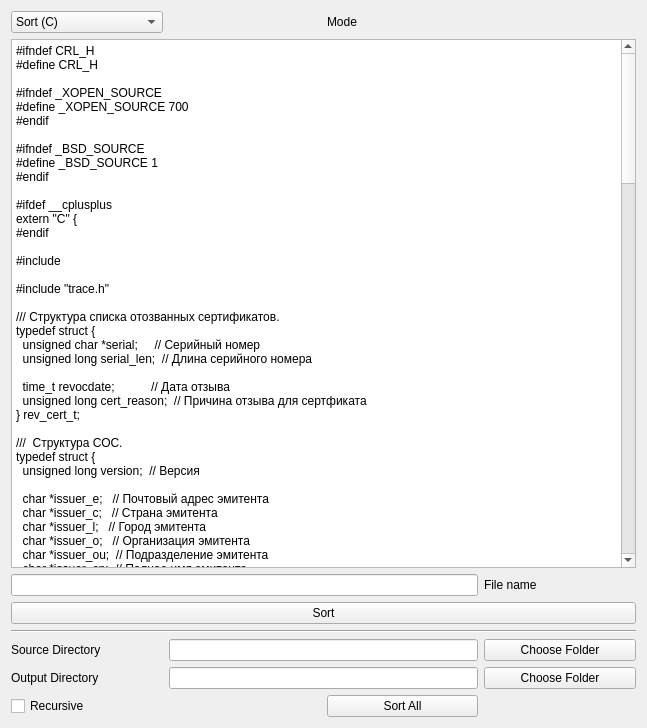
Qt form mainwindow.ui (VoreWind/ClassMethodSorter) before a commit.
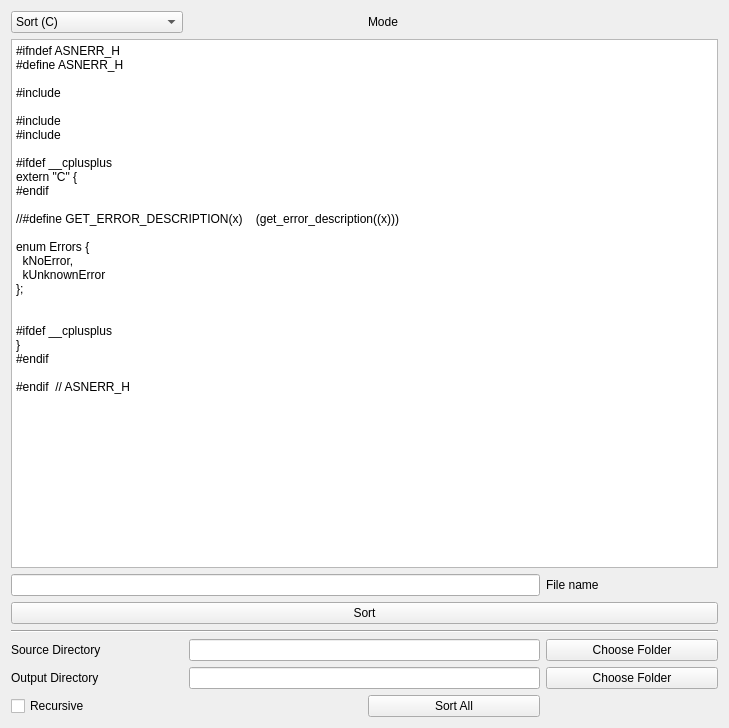
The same form after that commit.

Diff of the .ui file:
```diff
--- a/mainwindow.ui
+++ b/mainwindow.ui
@@ -6,7 +6,7 @@
    <rect>
     <x>0</x>
     <y>0</y>
-    <width>647</width>
+    <width>729</width>
     <height>728</height>
    </rect>
   </property>
@@ -96,148 +96,31 @@
     <item row="1" column="0" colspan="4">
      <widget class="QPlainTextEdit" name="segment_text_edit">
       <property name="plainText">
-       <string>#ifndef CRL_H
-#define CRL_H
+       <string>#ifndef ASNERR_H
+#define ASNERR_H
 
-#ifndef _XOPEN_SOURCE
-#define _XOPEN_SOURCE 700
-#endif
+#include &lt;libtasn1.h&gt;
 
-#ifndef _BSD_SOURCE
-#define _BSD_SOURCE 1
-#endif
+#include &lt;asnbase.h&gt;
+#include &lt;trace.h&gt;
 
 #ifdef __cplusplus
 extern &quot;C&quot; {
 #endif
 
-#include &lt;time.h&gt;
+//#define GET_ERROR_DESCRIPTION(x)    (get_error_description((x)))
 
-#include &quot;trace.h&quot;
+enum Errors {
+  kNoError,
+  kUnknownError
+};
 
-/// Структура списка отозванных сертификатов.
-typedef struct {
-  unsigned char *serial;     // Серийный номер
-  unsigned long serial_len;  // Длина серийного номера
-
-  time_t revocdate;           // Дата отзыва
-  unsigned long cert_reason;  // Причина отзыва для сертфиката
-} rev_cert_t;
-
-///  Структура СОС.
-typedef struct {
-  unsigned long version;  // Версия
-
-  char *issuer_e;   // Почтовый адрес эмитента
-  char *issuer_c;   // Страна эмитента
-  char *issuer_l;   // Город эмитента
-  char *issuer_o;   // Организация эмитента
-  char *issuer_ou;  // Подразделение эмитента
-  char *issuer_cn;  // Полное имя эмитента
-
-  time_t thisupdate;  // Дата выпуска
-  time_t nextupdate;  // Дата следующего выпуска
-
-  rev_cert_t *rev_certs;  // Список отозванных сертификатов
-  unsigned long rev_count;  // Количество сертификатов в списке
-
-  unsigned long long crlNumber;      // Порядковый номер crl
-  unsigned long long crlBaseNumber;  // Базовый номер crl
-
-  size_t reasons;
-
-  cert_ext_t *crl_exts;  // Расширения сертификата
-  unsigned long ext_count;  // Количество расширений сертификата
-
-  unsigned char *sign;     // Подпись
-  unsigned long sign_len;  // Длина подписи
-
-  char *sign_alg_id;  // Алгоритм подписи
-
-} crl_t;
-
-/*!\param   *crl_exts структура расширений СОС
- * \brief   Очищает структуру списка отозванных сертификатов */
-void free_crl_ext(cert_ext_t *crl_exts);
-
-/*!\param   *rev_cert структура списка отозванных сертификатов
- * \brief   Очищает структуру списка отозванных сертификатов */
-void free_rev_cert(rev_cert_t *rev_cert);
-
-/*!\param   *crl структура списка отозванных сертификатов
- * \brief   Очищает структуру списка отозванных сертификатов */
-void free_crl(crl_t *crl);
-
-/*!\param   *digital_crl двоичный СОС
- * \param   digital_crl_size длина СОС
- * \param   *crl структура разобранного СОС
- * \return  0 в случае успеха, иначе код ошибки
- * \brief   Раскодрует СОС и заполняет структуру СОС*/
-int parse_crl(const unsigned char *digital_crl,
-              size_t digital_crl_size,
-              crl_t *crl);
-
-/*!\param   *digital_crl двоичный СОС
- * \param   digital_crl_size длина СОС
- * \param   **signature подпись
- * \param   *signature_size длина подписи
- * \param   **crl_verify_blob двоичная часть проверяемого СОС
- * \param   *crl_verify_blob_size длина части проверяемого СОС
- * \return  0 в случае успеха, иначе код ошибки
- * \brief   Получает проверяемую часть и подпис СОС*/
-int get_tbs_crl(const unsigned char *digial_crl,
-                size_t digital_crl_size,
-                unsigned char **signature,
-                size_t *signature_size,
-                unsigned char **crl_verify_blob,
-                size_t *crl_verify_blob_size);
-
-/*!\param   *digital_cert двоичная часть сертификата
- * \param   digital_cert_size длина двоичной части сертификата
- * \param   *crl структура СОС
- * \param   **tbs_crl_blob двоичная часть СОС
- * \param   *tbs_crl_blob_size длина двоичной части СОС
- * \return  0 в случае успеха, иначе код ошибки
- * \brief   Cоздает подписываемую часть СОС*/
-int create_tbs_crl(const unsigned char *digital_cert,
-                   size_t digital_cert_size,
-                   crl_t *crl,
-                   unsigned char **tbs_crl_blob,
-                   size_t *tbs_crl_blob_size);
-
-/*!\param   *digital_cert двоичная часть сертификата
- * \param   digital_cert_size длина двоичной части сертификата
- * \param   *crl структура СОС
- * \param   *signature подпись
- * \param   signature_size длина подписи
- * \param   **digital_crl двоичная часть СОС
- * \param   *digital_crl_size длина двоичной части СОС
- * \return  0 в случае успеха, иначе код ошибки
- * \brief   Cоздает СОС с добавлением подписи над TBS базой СОС*/
-int create_crl(const unsigned char *digital_cert,
-               size_t digital_cert_size,
-               crl_t *crl,
-               unsigned char *signature,
-               size_t signature_size,
-               unsigned char **digital_crl,
-               size_t *digital_crl_size);
-
-/*!\param   *ctx контекст для АСН структуры
- * \param   *digital_cert двоичная часть сертификата
- * \param   digital_cert_size длина двоичной части сертификата
- * \param   *crl структура СОС
- * \return  0 в случае успеха, иначе код ошибки
- * \brief   Записывает данные в АСН структуру СОС*/
-int make_tbs_crl(void *ctx_ptr,
-                 const unsigned char *digital_cert,
-                 size_t digital_cert_size,
-                 crl_t *crl);
 
 #ifdef __cplusplus
-}  // extern &quot;C&quot;
+}
 #endif
 
-#endif  // CRL_H
+#endif  // ASNERR_H
 </string>
       </property>
      </widget>
```
